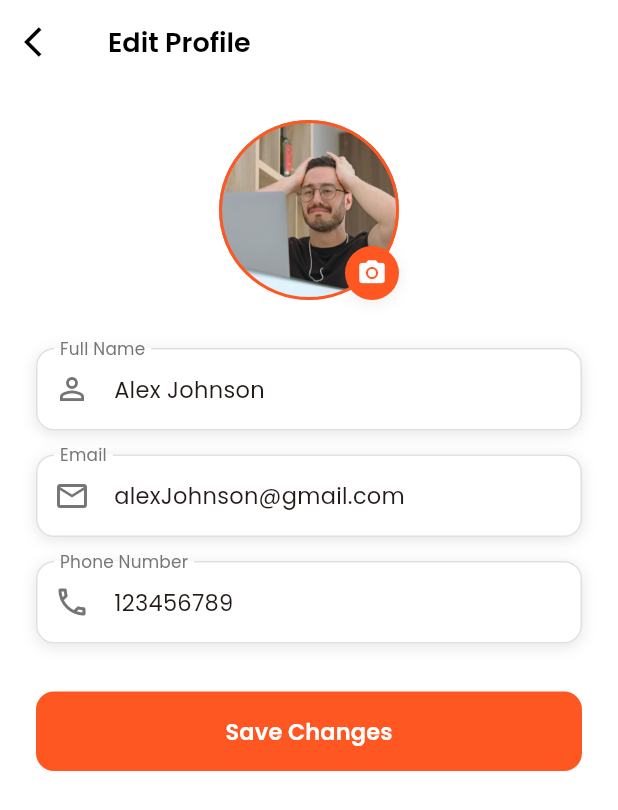
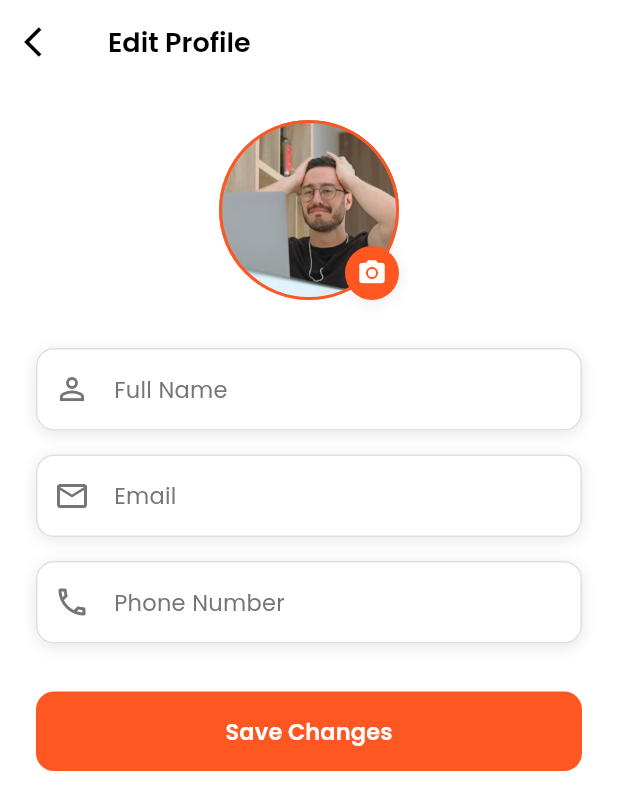
Before and after one commit to Rimi-03/e-commerce-application, a Flutter app: the EditProfileScreen screen opened directly, on a phone screen of 412 x 824 dp. Shown: the top 810 px of the screen. Run offline on Flutter 3.47's test engine with Material 3 defaults, Android fonts, the phone set to English and light mode, and no system bars; our stand-ins replace cloud_firestore, firebase_auth, firebase_core, get, get_storage, google_fonts and 2 more; accounts and stored records are empty; statements that could not run were skipped.

Commit message:
Bind profile form fields to AuthController user data

```diff
--- a/lib/view/edit profile/views/widgets/profile_form.dart
+++ b/lib/view/edit profile/views/widgets/profile_form.dart
@@ -1,7 +1,7 @@
+import 'package:ecommerce_app/controllers/auth_controller.dart';
 import 'package:ecommerce_app/view/widgets/custom_textfield.dart';
 import 'package:flutter/material.dart';
 import 'package:get/get.dart';
-
 import '../../../../utils/app_textstyles.dart';
 
 class ProfileForm extends StatelessWidget {
@@ -12,8 +12,10 @@ class ProfileForm extends StatelessWidget {
     final isDark = Theme.of(context).brightness == Brightness.dark;
 
     return Padding(
-      padding: const EdgeInsets.symmetric (horizontal: 24),
-      child: Column(
+      padding: const EdgeInsets.symmetric(horizontal: 24),
+      child: GetX<AuthController>(
+        builder: (controller) {
+          return Column(
             children: [
               Container(
                 decoration: BoxDecoration(
@@ -21,65 +23,61 @@ class ProfileForm extends StatelessWidget {
                   borderRadius: BorderRadius.circular(12),
                   boxShadow: [
                     BoxShadow(
-                  color: isDark?
-                  Colors.black.withOpacity(0.2)
-                      : Colors.black.withOpacity(0.1),
+                      color: isDark
+                          ? Colors.black.withAlpha(50)
+                          : Colors.black.withAlpha(25),
                       blurRadius: 8,
                       offset: const Offset(0, 2),
                     ),
                   ],
                 ),
-            child: const CustomTextfield(
+                child: CustomTextfield(
                   label: 'Full Name',
                   prefixIcon: Icons.person_outline,
-              initialValue: 'Alex Johnson',
+                  initialValue: controller.userName ?? '',
                 ),
               ),
-          const SizedBox(
-            height: 16,
-          ),
+              const SizedBox(height: 16),
               Container(
                 decoration: BoxDecoration(
                   color: Theme.of(context).cardColor,
                   borderRadius: BorderRadius.circular(12),
                   boxShadow: [
                     BoxShadow(
-                  color: isDark?
-                  Colors.black.withOpacity(0.2)
-                      : Colors.black.withOpacity(0.1),
+                      color: isDark
+                          ? Colors.black.withAlpha(50)
+                          : Colors.black.withAlpha(25),
                       blurRadius: 8,
                       offset: const Offset(0, 2),
                     ),
                   ],
                 ),
-            child: const CustomTextfield(
+                child: CustomTextfield(
                   label: 'Email',
                   prefixIcon: Icons.email_outlined,
-              initialValue: 'alexJohnson@gmail.com',
+                  initialValue: controller.userEmail ?? '',
                   keyboardType: TextInputType.emailAddress,
                 ),
               ),
-          const SizedBox(
-            height: 16,
-          ),
+              const SizedBox(height: 16),
               Container(
                 decoration: BoxDecoration(
                   color: Theme.of(context).cardColor,
                   borderRadius: BorderRadius.circular(12),
                   boxShadow: [
                     BoxShadow(
-                  color: isDark?
-                  Colors.black.withOpacity(0.2)
-                      : Colors.black.withOpacity(0.1),
+                      color: isDark
+                          ? Colors.black.withAlpha(50)
+                          : Colors.black.withAlpha(25),
                       blurRadius: 8,
                       offset: const Offset(0, 2),
                     ),
                   ],
                 ),
-            child: const CustomTextfield(
+                child: CustomTextfield(
                   label: 'Phone Number',
                   prefixIcon: Icons.phone_outlined,
-              initialValue: '123456789',
+                  initialValue: controller.userPhone ?? '',
                   keyboardType: TextInputType.phone,
                 ),
               ),
@@ -87,7 +85,7 @@ class ProfileForm extends StatelessWidget {
               SizedBox(
                 width: double.infinity,
                 child: ElevatedButton(
-              onPressed: (){
+                  onPressed: () {
                     Get.back();
                   },
                   style: ElevatedButton.styleFrom(
@@ -108,6 +106,8 @@ class ProfileForm extends StatelessWidget {
                 ),
               ),
             ],
+          );
+        },
       ),
     );
   }
```
Lines whose indentation alone changed are shown as unchanged.
